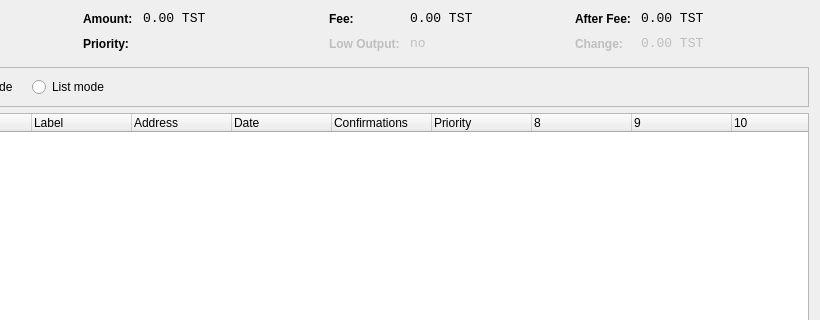
The window that src/qt/forms/coincontroldialog.ui (m4q4/CronoCoin) describes before a commit, drawn with Qt 5; both pictures show x 180 to 1000 and y 0 to 320 of the 1000 by 500 pixel window.
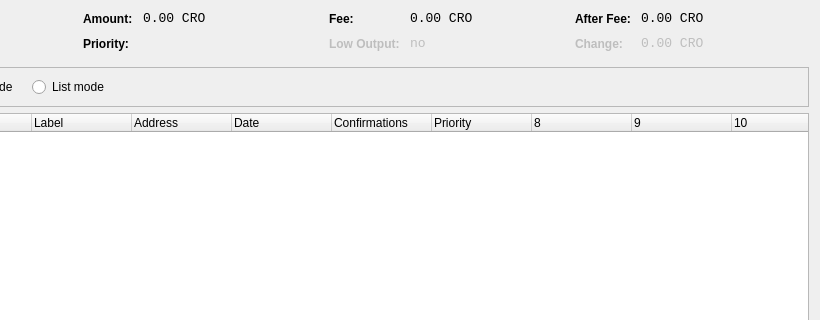
The same window after the commit. Custom widgets are drawn as their Qt base class.

```diff
--- a/src/qt/forms/coincontroldialog.ui
+++ b/src/qt/forms/coincontroldialog.ui
@@ -141,7 +141,7 @@
           <enum>Qt::ActionsContextMenu</enum>
          </property>
          <property name="text">
-          <string notr="true">0.00 TST</string>
+          <string notr="true">0.00 CRO</string>
          </property>
          <property name="textInteractionFlags">
           <set>Qt::LinksAccessibleByMouse|Qt::TextSelectableByKeyboard|Qt::TextSelectableByMouse</set>
@@ -221,7 +221,7 @@
           <enum>Qt::ActionsContextMenu</enum>
          </property>
          <property name="text">
-          <string notr="true">0.00 TST</string>
+          <string notr="true">0.00 CRO</string>
          </property>
          <property name="textInteractionFlags">
           <set>Qt::LinksAccessibleByMouse|Qt::TextSelectableByKeyboard|Qt::TextSelectableByMouse</set>
@@ -307,7 +307,7 @@
           <enum>Qt::ActionsContextMenu</enum>
          </property>
          <property name="text">
-          <string notr="true">0.00 TST</string>
+          <string notr="true">0.00 CRO</string>
          </property>
          <property name="textInteractionFlags">
           <set>Qt::LinksAccessibleByMouse|Qt::TextSelectableByKeyboard|Qt::TextSelectableByMouse</set>
@@ -345,7 +345,7 @@
           <enum>Qt::ActionsContextMenu</enum>
          </property>
          <property name="text">
-          <string notr="true">0.00 TST</string>
+          <string notr="true">0.00 CRO</string>
          </property>
          <property name="textInteractionFlags">
           <set>Qt::LinksAccessibleByMouse|Qt::TextSelectableByKeyboard|Qt::TextSelectableByMouse</set>
```
